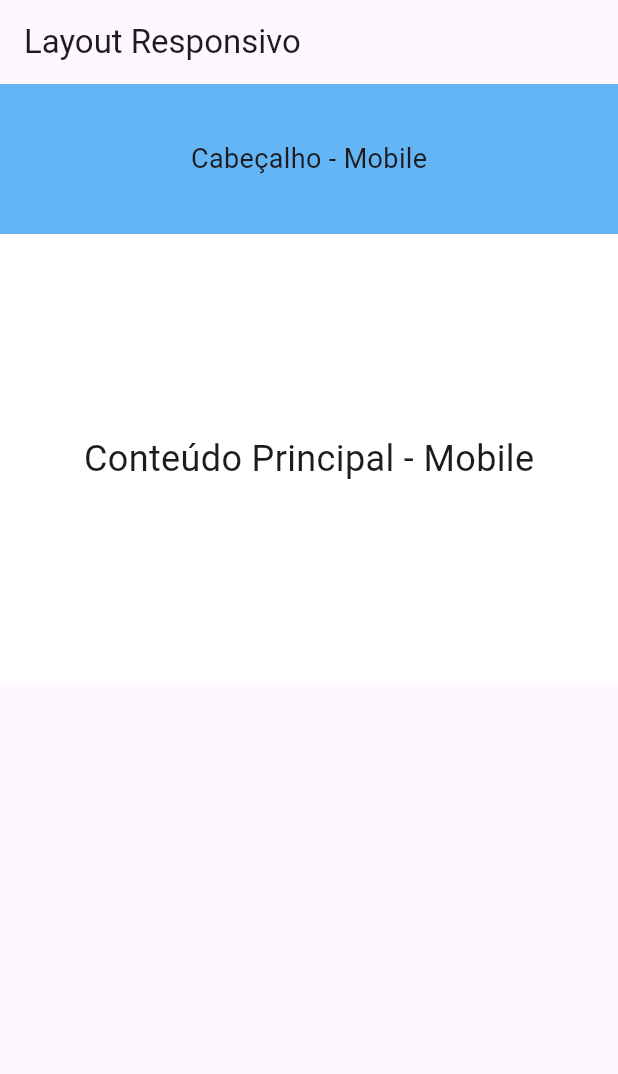
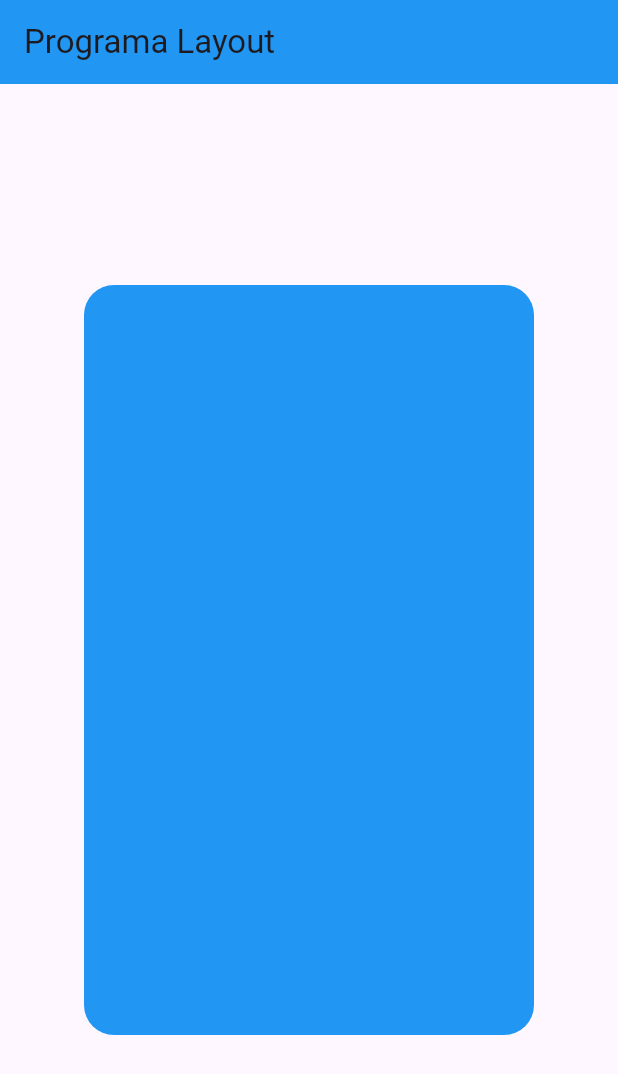
Before and after one commit to mateusmunhoz2008/myapp, a Flutter app: the screen it shows after launch, on a phone screen of 412 x 824 dp. Shown: the top 1074 px of the screen. Run offline on Flutter 3.47's test engine with Material 3 defaults, Android fonts, the phone set to English and light mode, and no system bars.

Commit message:
alteraçao na main

```diff
--- a/lib/main.dart
+++ b/lib/main.dart
@@ -10,128 +10,32 @@ class MyApp extends StatelessWidget {
   @override
   Widget build(BuildContext context) {
     return MaterialApp(
-      title: 'Layout Responsivo',
-      theme: ThemeData(
-        primarySwatch: Colors.blue,
-      ),
-      home: const ResponsiveLayout(),
+      debugShowCheckedModeBanner: false,
+      home: const SquareScreen(),
     );
   }
 }
 
-class ResponsiveLayout extends StatelessWidget {
-  const ResponsiveLayout({super.key});
+class SquareScreen extends StatelessWidget {
+  const SquareScreen({super.key});
 
   @override
   Widget build(BuildContext context) {
-    // Obtém informações sobre o tamanho da tela
-    final screenWidth = MediaQuery.of(context).size.width;
-
     return Scaffold(
       appBar: AppBar(
-        title: const Text('Layout Responsivo'),
+        title: const Text('Programa Layout'),
+        backgroundColor: Colors.blue,
       ),
-      body: LayoutBuilder(
-        builder: (context, constraints) {
-          // Define breakpoints para diferentes tamanhos de tela
-          if (constraints.maxWidth > 1200) {
-            return const DesktopLayout();
-          } else if (constraints.maxWidth > 800) {
-            return const TabletLayout();
-          } else {
-            return const MobileLayout();
-          }
-        },
+      body: Center(
+        child: Container(
+          width: 300,
+          height: 500,
+          decoration: BoxDecoration(
+            color: Colors.blue,
+            borderRadius: BorderRadius.circular(20),
+          ),
+        ),
       ),
     );
   }
 }
-
-// Layout para Desktop
-class DesktopLayout extends StatelessWidget {
-  const DesktopLayout({super.key});
-
-  @override
-  Widget build(BuildContext context) {
-    return Row(
-      children: [
-        Expanded(
-          flex: 1,
-          child: Container(
-            color: Colors.blue[100],
-            child: const Center(
-              child: Text('Menu Lateral', style: TextStyle(fontSize: 18)),
-            ),
-          ),
-        ),
-        Expanded(
-          flex: 3,
-          child: Container(
-            color: Colors.white,
-            child: const Center(
-              child: Text('Conteúdo Principal - Desktop', style: TextStyle(fontSize: 24)),
-            ),
-          ),
-        ),
-      ],
-    );
-  }
-}
-
-// Layout para Tablet
-class TabletLayout extends StatelessWidget {
-  const TabletLayout({super.key});
-
-  @override
-  Widget build(BuildContext context) {
-    return Column(
-      children: [
-        Expanded(
-          flex: 1,
-          child: Container(
-            color: Colors.blue[200],
-            child: const Center(
-              child: Text('Cabeçalho', style: TextStyle(fontSize: 18)),
-            ),
-          ),
-        ),
-        Expanded(
-          flex: 3,
-          child: Container(
-            color: Colors.white,
-            child: const Center(
-              child: Text('Conteúdo Principal - Tablet', style: TextStyle(fontSize: 24)),
-            ),
-          ),
-        ),
-      ],
-    );
-  }
-}
-
-// Layout para Mobile
-class MobileLayout extends StatelessWidget {
-  const MobileLayout({super.key});
-
-  @override
-  Widget build(BuildContext context) {
-    return ListView(
-      children: [
-        Container(
-          color: Colors.blue[300],
-          height: 100,
-          child: const Center(
-            child: Text('Cabeçalho - Mobile', style: TextStyle(fontSize: 18)),
-          ),
-        ),
-        Container(
-          color: Colors.white,
-          height: 300,
-          child: const Center(
-            child: Text('Conteúdo Principal - Mobile', style: TextStyle(fontSize: 24)),
-          ),
-        ),
-      ],
-    );
-  }
-}
```
